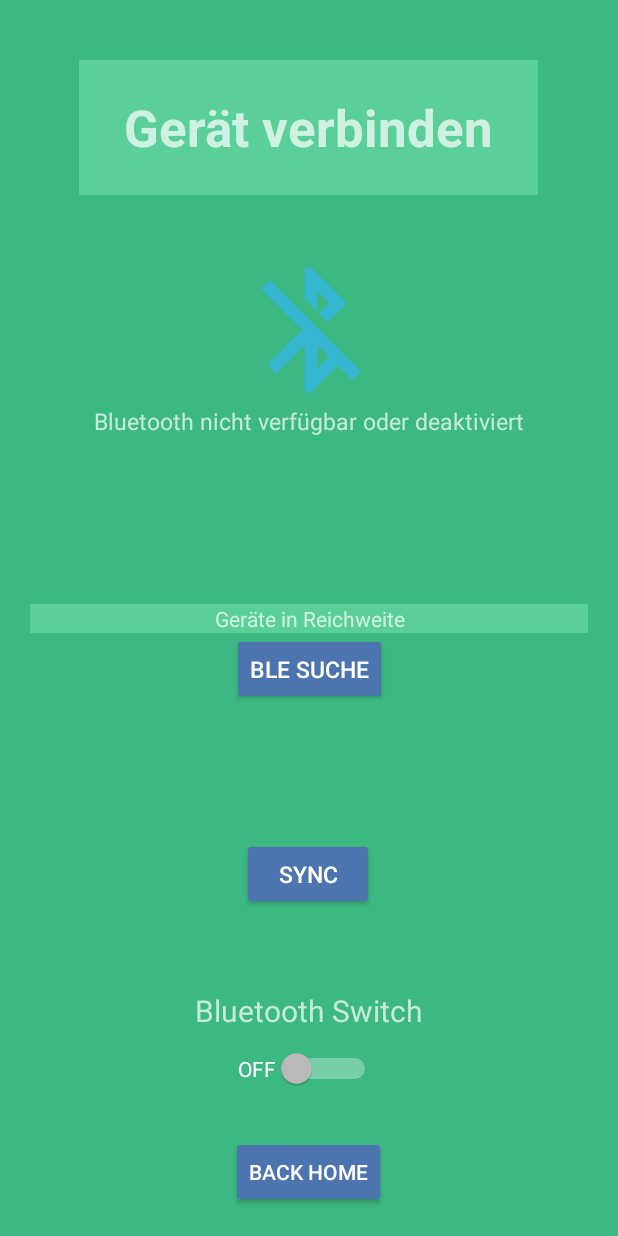
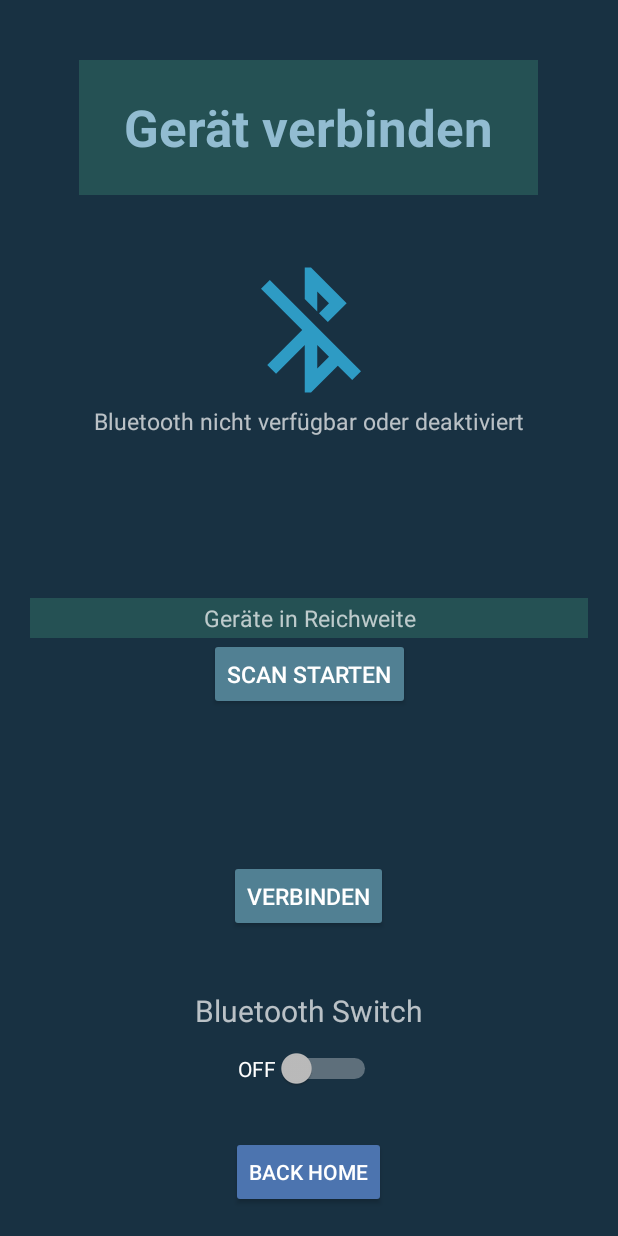
Before and after one commit to KathrinKollegger/Gluko-Smart-App, an Android app: the GereateKoppeln screen opened directly, with no data from a screen before it, on a phone screen of 412 x 824 dp. Run offline under Robolectric (Android 15) with nearby library versions, the phone set to English and light mode, and no system bars.

Commit message:
BLE Scanfilter via Glucose-Service UUID implementiert - nur GlucoMessgeräte werden von Scan zurückgeliefert

```diff
--- a/app/src/main/java/com/example/gluko_smart/GereateKoppeln.java
+++ b/app/src/main/java/com/example/gluko_smart/GereateKoppeln.java
@@ -34,11 +34,19 @@ import java.util.ArrayList;
 import java.util.HashMap;
 import java.util.List;
 import java.util.Map;
+import java.util.UUID;
 
 public class GereateKoppeln extends Activity implements BluetoothAdapter.LeScanCallback {
 
     //Global Variables
     private static final String TAG = "BLE_Connection";
+
+    //Glucose Meter Device information
+    private static final String MEDITOUCH_DEVICE_ADRESS = "F4:04:4C:0E:7C:0D";
+    private static final String GLUCOSE_SERVICE_UUID = "00001808-0000-1000-8000-00805f9b34fb";
+    byte [] serviceData = new byte[] {
+            0x18
+    };
 
     private static final int REQUEST_ENABLE_BT = 0;
     private static final int REQUEST_DISCOVER_BT = 1;
@@ -58,12 +66,9 @@ public class GereateKoppeln extends Activity implements BluetoothAdapter.LeScanC
     private Handler handler = new Handler();
 
     private int deviceCounter = 1;
+    //deviceDescription Map is not needed yet
     private Map<Integer, String> devicesDescription = new HashMap<>();
     private Map<Integer, BluetoothDevice> devices = new HashMap<>();
-
-    //Decleration of ScanFilterArray
-    /*private ArrayList<ScanFilter> scanFilters;
-    private ScanSettings scanSettings;*/
 
     @Override
     protected void onCreate(Bundle savedInstanceState) {
@@ -136,12 +141,9 @@ public class GereateKoppeln extends Activity implements BluetoothAdapter.LeScanC
         });
 
         //Scanfilter implementation
-
-        String devAdress = "F4:04:4C:0E:7C:0D";
-
         List<ScanFilter> scanFilters = new ArrayList<>();
         ScanFilter scanFilter1 = new ScanFilter.Builder()
-                .setDeviceAddress(devAdress)
+                .setServiceUuid(new ParcelUuid(UUID.fromString(GLUCOSE_SERVICE_UUID)))
                 .build();
         scanFilters.add(scanFilter1);
 
@@ -202,12 +204,8 @@ public class GereateKoppeln extends Activity implements BluetoothAdapter.LeScanC
                                 });
                             }
                         }, SCAN_INTERVAL);
+                        }
 
-
-          /*            Set<BluetoothDevice> devices = mBtAdapter.getBondedDevices();
-                        for (BluetoothDevice device: devices) {
-                            tv_pairedDev.append ("\nDevice"+device.getName()+ "," + device);
-          */              }
                     } else {
                     //bluetooth is off
                     Toast.makeText(GereateKoppeln.this, "Turn on Bluetooth first", Toast.LENGTH_SHORT).show();
@@ -303,6 +301,7 @@ public class GereateKoppeln extends Activity implements BluetoothAdapter.LeScanC
 
     }
 
+    //BLE ScanCallback
     private ScanCallback bleScanCallback = new ScanCallback() {
         @Override
         public void onScanResult(int callbackType, ScanResult result) {
@@ -313,9 +312,9 @@ public class GereateKoppeln extends Activity implements BluetoothAdapter.LeScanC
                 return;
             }
 
-            // if (device.getAddress().equals("F4:04:4C:0E:7C:0D")) {}
-            String text = String.format("%d - %s, %s\r\n", deviceCounter, device.getName(), device.getAddress());
-            tv_pairedDev.setText(tv_pairedDev.getText().toString().concat(text));
+
+            String textDevName = String.format("%d - %s, %s\r\n", deviceCounter, device.getName(), device.getAddress());
+            tv_pairedDev.setText(tv_pairedDev.getText().toString().concat(textDevName));
 
             devices.put(deviceCounter, device);
             deviceCounter++;
@@ -326,7 +325,9 @@ public class GereateKoppeln extends Activity implements BluetoothAdapter.LeScanC
         public void onScanFailed(int errorCode) {
             super.onScanFailed(errorCode);
             Toast.makeText(GereateKoppeln.this, "Scan Failed", Toast.LENGTH_SHORT).show();
+            tv_pairedDev.setText("No suitable dvices can be found!");
 
         }
+
     };
 }
--- /dev/null
+++ b/app/src/main/res/drawable/ic_baseline_home_24.xml
@@ -0,0 +1,5 @@
+<vector android:alpha="0.9" android:height="24dp" android:tint="#FFFFFF"
+    android:viewportHeight="24" android:viewportWidth="24"
+    android:width="24dp" xmlns:android="http://schemas.android.com/apk/res/android">
+    <path android:fillColor="@android:color/white" android:pathData="M10,20v-6h4v6h5v-8h3L12,3 2,12h3v8z"/>
+</vector>
--- a/app/src/main/res/layout/activity_gereatekoppeln.xml
+++ b/app/src/main/res/layout/activity_gereatekoppeln.xml
@@ -1,10 +1,9 @@
 <?xml version="1.0" encoding="utf-8"?>
 <androidx.constraintlayout.widget.ConstraintLayout xmlns:android="http://schemas.android.com/apk/res/android"
-    xmlns:tools="http://schemas.android.com/tools"
     android:layout_width="match_parent"
     android:layout_height="match_parent"
     xmlns:app="http://schemas.android.com/apk/res-auto"
-    android:background="@color/backgroundGreen">
+    android:background="@color/DarkblueBG">
 
     <TextView
         android:id="@+id/tv_titleBTact"
@@ -14,12 +13,13 @@
         android:layout_marginTop="40dp"
         android:layout_marginEnd="32dp"
         android:layout_marginBottom="561dp"
-        android:background="@color/TvBackgroundLightgreen"
+        android:background="@color/green_TVbg"
         android:gravity="center"
-        android:text="Gerät verbinden"
+        android:text="@string/TitleTVgeräteKoppeln"
         android:textAppearance="@style/TextAppearance.AppCompat.Display1"
         android:textStyle="bold"
-        android:visibility="visible"
+        android:textColor="@color/Tiara"
+        app:circularflow_defaultRadius="@dimen/cardview_default_radius"
         app:layout_constraintEnd_toEndOf="parent"
         app:layout_constraintHorizontal_bias="0.489"
         app:layout_constraintStart_toStartOf="parent"
@@ -35,14 +35,15 @@
         app:layout_constraintEnd_toEndOf="parent"
         app:layout_constraintHorizontal_bias="0.504"
         app:layout_constraintStart_toStartOf="parent"
-        app:layout_constraintTop_toBottomOf="@id/tv_titleBTact" />
+        app:layout_constraintTop_toBottomOf="@id/tv_titleBTact"
+        android:contentDescription="@string/BTIconDescription" />
 
     <TextView
         android:id="@+id/tv_statusBluetooth"
         android:layout_width="wrap_content"
         android:layout_height="wrap_content"
-        android:text="Status"
-        android:textSize="15dp"
+        android:text="@string/btStatus"
+        android:textSize="15sp"
         app:layout_constraintTop_toBottomOf="@+id/iv_bluetooth"
         app:layout_constraintEnd_toEndOf="parent"
         app:layout_constraintStart_toStartOf="parent" />
@@ -51,9 +52,9 @@
         android:id="@+id/button_getBtDevices"
         android:layout_width="wrap_content"
         android:layout_height="wrap_content"
-        android:text="BLE Suche"
-        android:textSize="15dp"
-        android:backgroundTint="@color/buttonBlue"
+        android:text="@string/btText_startScan"
+        android:textSize="15sp"
+        android:backgroundTint="@color/Nepal"
         app:layout_constraintTop_toBottomOf="@+id/tv_pairedDevsTV"
         app:layout_constraintEnd_toEndOf="parent"
         app:layout_constraintStart_toStartOf="parent" />
@@ -63,14 +64,14 @@
         android:id="@+id/button_sync"
         android:layout_width="wrap_content"
         android:layout_height="wrap_content"
-        android:backgroundTint="@color/buttonBlue"
-        android:text="Sync"
-        android:textSize="15dp"
+        android:backgroundTint="@color/Nepal"
+        android:text="@string/btText_connect"
+        android:textSize="15sp"
         app:layout_constraintBottom_toTopOf="@+id/textView3"
         app:layout_constraintEnd_toEndOf="parent"
         app:layout_constraintHorizontal_bias="0.498"
         app:layout_constraintStart_toStartOf="parent"
-        app:layout_constraintTop_toBottomOf="@+id/tv_pairedDevsTV"
+        app:layout_constraintTop_toBottomOf="@+id/button_getBtDevices"
         app:layout_constraintVertical_bias="0.721" />
 
 
@@ -81,12 +82,14 @@
         android:layout_marginRight="20dp"
         android:layout_height="wrap_content"
         android:text="Geräte in Reichweite"
+        android:textSize="15sp"
+            android:padding="2.5dp"
         android:textAlignment="center"
-        android:background="@color/TvBackgroundLightgreen"
+        android:background="@color/green_TVbg"
         app:layout_constraintBottom_toBottomOf="parent"
         app:layout_constraintTop_toTopOf="parent"
         android:maxHeight="150dp"
-        android:scrollbars="vertical"/>
+        android:scrollbars="vertical" />
 
 
 
@@ -139,7 +142,7 @@
         app:layout_constraintEnd_toStartOf="@+id/iv_bluetooth"
         app:layout_constraintStart_toStartOf="parent"
         app:layout_constraintTop_toTopOf="parent"
-        app:layout_constraintVertical_bias="0.284"
+        app:layout_constraintVertical_bias="0.235"
         android:visibility="invisible"/>
 
 
--- a/app/src/main/res/values/colors.xml
+++ b/app/src/main/res/values/colors.xml
@@ -7,6 +7,10 @@
     <color name="backgroundGreen">#3CB882</color>
     <color name="TvBackgroundLightgreen">#5BCF99</color>
     <color name="buttonBlue">#4C74AF</color>
+    <color name="DarkblueBG">#183142</color>
+    <color name="green_TVbg">#335BCF99</color>
+    <color name="Nepal">#518093</color>
+    <color name="Tiara">#92BCD1</color>
 
 
     <!--Switch Color-->
--- a/app/src/main/res/values/strings.xml
+++ b/app/src/main/res/values/strings.xml
@@ -106,4 +106,9 @@
     <string name="login_failed">"Login failed"</string>
     <string name="confirm_password">confirm Password</string>
     <string name="registrierung_activityTitle">Registrierung</string>
+    <string name="TitleTVgeräteKoppeln">Gerät verbinden</string>
+    <string name="BTIconDescription">Icon für Bluetooth-Status</string>
+    <string name="btStatus">Bluetooth Status</string>
+    <string name="btText_startScan">Scan starten</string>
+    <string name="btText_connect">Verbinden</string>
 </resources>
```
